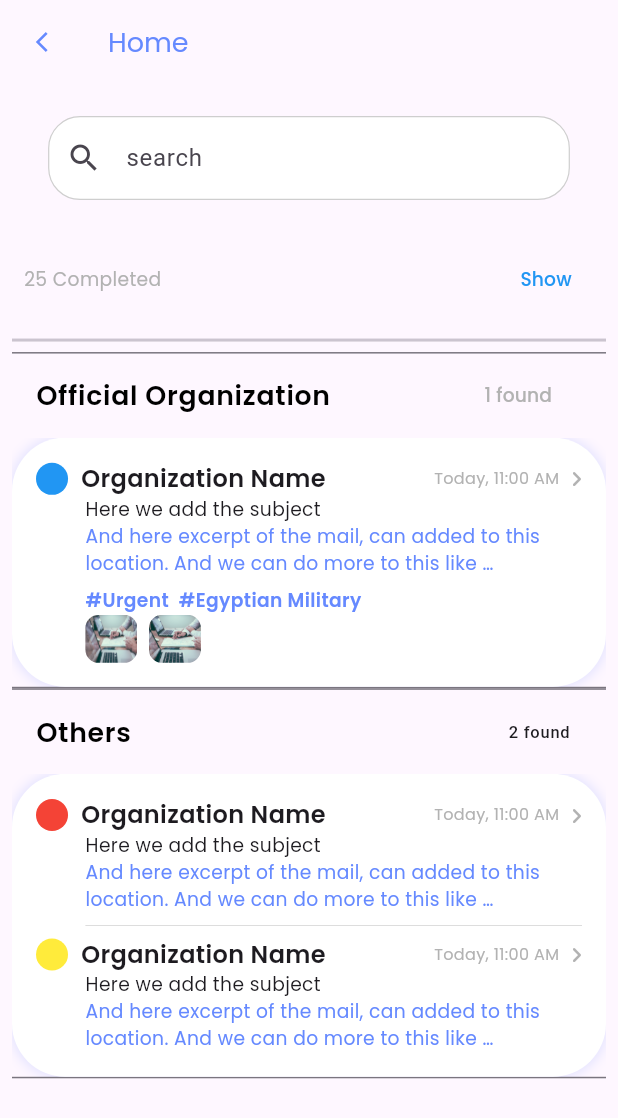
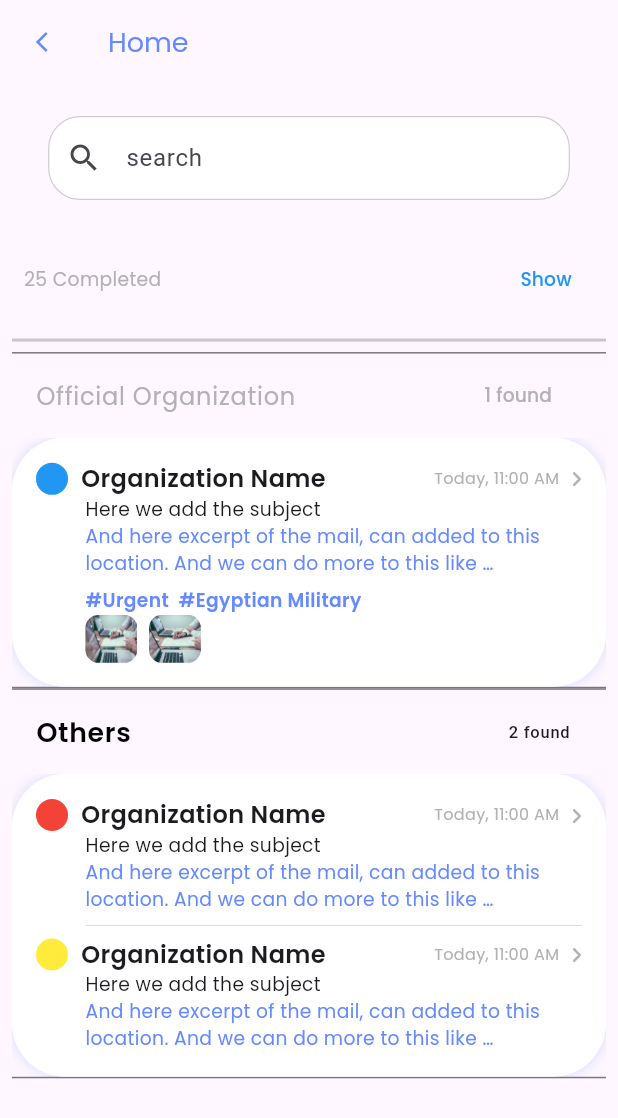
Before and after one commit to yaraAlBadrsawi/pal_mail_project, a Flutter app: the screen it shows after launch, on a phone screen of 412 x 824 dp. Shown: the top 1118 px of the screen. Run offline on Flutter 3.47's test engine with Material 2 defaults, Android fonts, the light colour scheme and no system bars; our stand-ins replace flutter_screenutil, flutter_svg, font_awesome_flutter, google_fonts.

Commit message:
Second change

```diff
--- a/lib/screens/search_screen.dart
+++ b/lib/screens/search_screen.dart
@@ -95,9 +95,8 @@ class _SearchScreenState extends State<SearchScreen> {
                 title: Text(
                   'Official Organization',
                   style: GoogleFonts.poppins(
-                      color: Colors.black,
-                      fontSize: 20.0.sp,
-                      fontWeight: FontWeight.w600),
+
+                      fontSize: 18.0.sp, color: Color(0xffB2B2B2)),
                 ),
                 trailing:   TextButton(
                           onPressed: () {},
```
